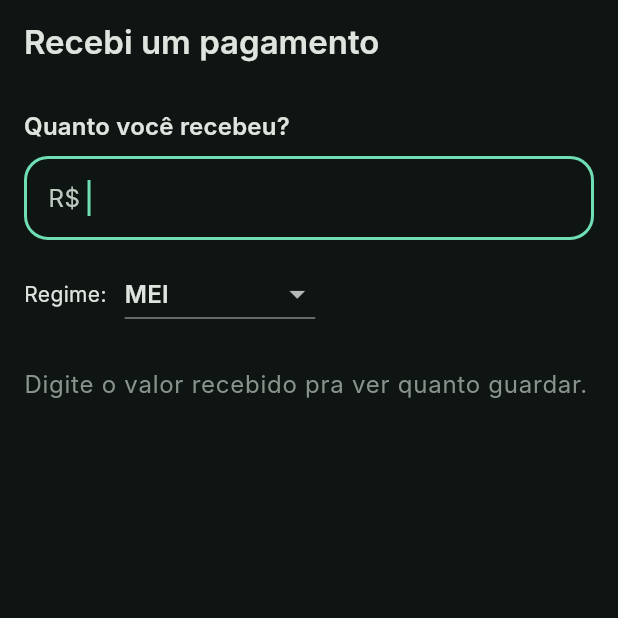
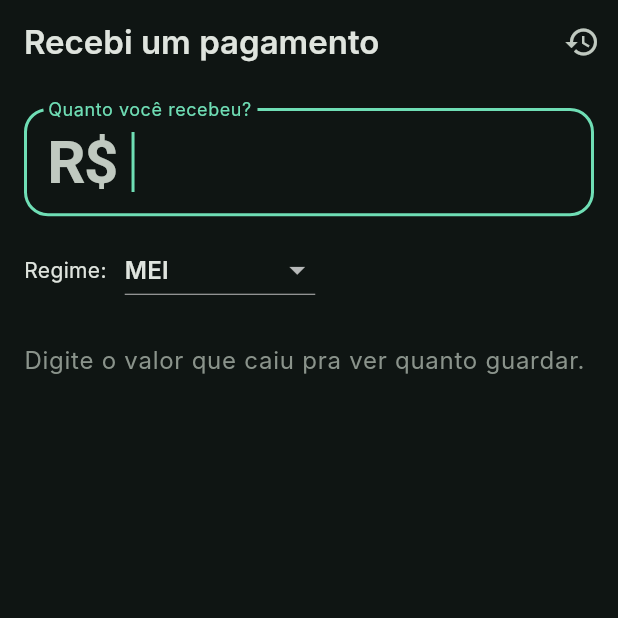
Before and after one commit to 4yu-apps/quanto-cobro, a Flutter app: the ReservaScreen screen opened by its route, on a phone screen of 412 x 824 dp, the top half of it. Run offline on Flutter 3.47's test engine with Material 3 defaults, Android fonts, the phone set to English and light mode, and no system bars; our stand-ins replace flutter_riverpod, go_router, shared_preferences; accounts and stored records are empty; Roboto replaces fonts that are missing (Inter, Sora).

Commit message:
feat(ui): reskin Resultado/Reserva/Simulador + tela Historico de reservas + MoneyField
MoneyField (campo grande Sora) em reserva/simulador. Resultado com count-up no heroi, Divisao com enfase, faixa de ano, copy 'esse e o seu piso'. Reserva com copy 'RESERVE PRO LEAO', barra colapsada, salvar-no-historico e acesso ao Historico. Simulador com Divisao do projeto. Nova tela Historico (total do mes + lista) fechando o loop de habito (IA 2.12). analyze 0 issues, testes verdes.

Co-Authored-By: Claude Opus 4.8 (1M context) <noreply@anthropic.com>

```diff
--- a/lib/app/router.dart
+++ b/lib/app/router.dart
@@ -4,6 +4,7 @@ import '../core/model/perfil.dart';
 import '../features/calc/calc_screen.dart';
 import '../features/config/config_screen.dart';
 import '../features/detalhe/detalhe_screen.dart';
+import '../features/historico/historico_screen.dart';
 import '../features/legal/legal_screen.dart';
 import '../features/onboarding/onboarding_screen.dart';
 import '../features/painel/painel_screen.dart';
@@ -34,6 +35,7 @@ GoRouter createAppRouter({String initialLocation = Routes.painel}) {
       GoRoute(path: Routes.config, builder: (_, _) => const ConfigScreen()),
       GoRoute(path: Routes.pro, builder: (_, _) => const ProScreen()),
       GoRoute(path: Routes.legal, builder: (_, _) => const LegalScreen()),
+      GoRoute(path: Routes.historico, builder: (_, _) => const HistoricoScreen()),
     ],
   );
 }
--- a/lib/app/routes.dart
+++ b/lib/app/routes.dart
@@ -12,4 +12,5 @@ abstract final class Routes {
   static const String config = '/config';
   static const String pro = '/pro';
   static const String legal = '/legal';
+  static const String historico = '/historico';
 }
--- /dev/null
+++ b/lib/core/ui/money_field.dart
@@ -0,0 +1,49 @@
+import 'package:flutter/material.dart';
+import 'package:flutter/services.dart';
+
+import '../theme/app_typography.dart';
+
+/// Campo de valor monetário grande (DS §6.5). Teclado numérico, valor em Sora
+/// (`value.display`, tabular), microcopy de ajuda/erro humana.
+class MoneyField extends StatelessWidget {
+  const MoneyField({
+    super.key,
+    required this.controller,
+    required this.label,
+    this.prefix,
+    this.suffix,
+    this.errorText,
+    this.helper,
+    this.onChanged,
+    this.autofocus = false,
+  });
+
+  final TextEditingController controller;
+  final String label;
+  final String? prefix;
+  final String? suffix;
+  final String? errorText;
+  final String? helper;
+  final ValueChanged<String>? onChanged;
+  final bool autofocus;
+
+  @override
+  Widget build(BuildContext context) {
+    return TextField(
+      controller: controller,
+      keyboardType: TextInputType.number,
+      autofocus: autofocus,
+      inputFormatters: <TextInputFormatter>[FilteringTextInputFormatter.digitsOnly],
+      style: AppType.valueDisplay.copyWith(color: Theme.of(context).colorScheme.onSurface),
+      onChanged: onChanged,
+      decoration: InputDecoration(
+        labelText: label,
+        prefixText: prefix,
+        suffixText: suffix,
+        errorText: errorText,
+        helperText: helper,
+        helperMaxLines: 3,
+      ),
+    );
+  }
+}
--- a/lib/features/reserva/reserva_screen.dart
+++ b/lib/features/reserva/reserva_screen.dart
@@ -1,18 +1,24 @@
 import 'package:flutter/material.dart';
-import 'package:flutter/services.dart';
 import 'package:flutter_riverpod/flutter_riverpod.dart';
+import 'package:go_router/go_router.dart';
 
+import '../../app/routes.dart';
 import '../../core/calc/calc_engine.dart';
+import '../../core/calc/tax_tables.dart';
 import '../../core/common/money.dart';
 import '../../core/model/regime.dart';
+import '../../core/model/reserva_entry.dart';
 import '../../core/providers.dart';
 import '../../core/theme/app_typography.dart';
 import '../../core/theme/divisao_colors.dart';
+import '../../core/theme/tokens.dart';
 import '../../core/ui/estimativa_seal.dart';
+import '../../core/ui/money_field.dart';
+import '../../core/ui/stale_banner.dart';
 
 /// Reserva por pagamento (Blueprint §5.5) — o CAMINHO DE OURO (uso recorrente).
-/// Resultado ao vivo, sem botão "calcular". Regime herdado do perfil, editável
-/// pontualmente. Estados: campo vazio (sem resultado) · valor válido.
+/// Resultado ao vivo, sem botão "calcular". Regime herdado do perfil. Pode
+/// salvar no histórico (gancho de hábito).
 class ReservaScreen extends ConsumerStatefulWidget {
   const ReservaScreen({super.key});
 
@@ -32,30 +38,13 @@ class _ReservaScreenState extends ConsumerState<ReservaScreen> {
 
   int _digits(String s) => int.tryParse(s.replaceAll(RegExp(r'[^0-9]'), '')) ?? 0;
 
-  Widget _legenda(BuildContext context, Color color, String label, double valor) {
-    return Row(
-      mainAxisSize: MainAxisSize.min,
-      children: <Widget>[
-        Container(
-          width: 12,
-          height: 12,
-          decoration: BoxDecoration(color: color, borderRadius: BorderRadius.circular(3)),
-        ),
-        const SizedBox(width: 6),
-        Text('$label ${moneyBRL(valor)}', style: Theme.of(context).textTheme.labelLarge),
-      ],
-    );
-  }
-
   @override
   Widget build(BuildContext context) {
     final ThemeData theme = Theme.of(context);
     final DivisaoColors d = theme.extension<DivisaoColors>()!;
 
-    // Regime padrão herdado do perfil salvo (editável pontualmente aqui).
     final ProfileState st = ref.watch(profileProvider);
-    final RegimeId regimeBase =
-        st is ProfileReady ? (st).perfil.regime : RegimeId.mei;
+    final RegimeId regimeBase = st is ProfileReady ? st.perfil.regime : RegimeId.mei;
     final RegimeId regime = _regime ?? regimeBase;
 
     final int amount = _digits(_valor.text);
@@ -63,25 +52,31 @@ class _ReservaScreenState extends ConsumerState<ReservaScreen> {
     final ReservaResult? res = temValor ? computeReserva(amount.toDouble(), regime) : null;
 
     return Scaffold(
-      appBar: AppBar(title: const Text('Recebi um pagamento')),
+      appBar: AppBar(
+        title: const Text('Recebi um pagamento'),
+        actions: <Widget>[
+          IconButton(
+            icon: const Icon(Icons.history),
+            tooltip: 'Histórico',
+            onPressed: () => context.push(Routes.historico),
+          ),
+        ],
+      ),
       body: ListView(
-        padding: const EdgeInsets.all(16),
+        padding: const EdgeInsets.all(Space.x4),
         children: <Widget>[
-          Text('Quanto você recebeu?', style: theme.textTheme.titleMedium),
-          const SizedBox(height: 8),
-          TextField(
+          MoneyField(
             controller: _valor,
-            keyboardType: TextInputType.number,
+            label: 'Quanto você recebeu?',
+            prefix: r'R$ ',
             autofocus: true,
-            inputFormatters: <TextInputFormatter>[FilteringTextInputFormatter.digitsOnly],
-            decoration: const InputDecoration(prefixText: r'R$ '),
             onChanged: (_) => setState(() {}),
           ),
-          const SizedBox(height: 12),
+          const SizedBox(height: Space.x3),
           Row(
             children: <Widget>[
               Text('Regime:', style: theme.textTheme.bodyMedium),
-              const SizedBox(width: 12),
+              const SizedBox(width: Space.x3),
               DropdownButton<RegimeId>(
                 value: regime,
                 onChanged: (RegimeId? v) => setState(() => _regime = v),
@@ -92,46 +87,81 @@ class _ReservaScreenState extends ConsumerState<ReservaScreen> {
               ),
             ],
           ),
-          const SizedBox(height: 24),
+          const SizedBox(height: Space.x6),
           if (res == null)
-            Text('Digite o valor recebido pra ver quanto guardar.',
+            Text('Digite o valor que caiu pra ver quanto guardar.',
                 style: theme.textTheme.bodyLarge?.copyWith(color: theme.colorScheme.outline))
           else ...<Widget>[
-            Text('RESERVE PARA IMPOSTO', style: theme.textTheme.labelLarge),
-            const SizedBox(height: 4),
+            Text('RESERVE PRO LEÃO',
+                style: theme.textTheme.labelLarge?.copyWith(color: theme.colorScheme.onSurfaceVariant)),
+            const SizedBox(height: Space.x1),
             Text(moneyBRL(res.reserva), style: AppType.valueHero.copyWith(color: d.reserva)),
-            const SizedBox(height: 4),
+            const SizedBox(height: Space.x1),
             Text('Sobra pra usar: ${moneyBRL(res.sobra)}', style: theme.textTheme.bodyLarge),
-            const SizedBox(height: 8),
-            Text('${res.pct}% do que entrou é do leão, o resto é seu.',
-                style: theme.textTheme.bodyMedium?.copyWith(color: d.reserva)),
-            const SizedBox(height: 16),
+            const SizedBox(height: Space.x4),
             // Barra colapsada: Reserva x Sobra (DS §6.2).
             ClipRRect(
-              borderRadius: BorderRadius.circular(8),
+              borderRadius: const BorderRadius.all(Radii.sm),
               child: SizedBox(
-                height: 18,
+                height: 20,
                 child: Row(
                   children: <Widget>[
                     Expanded(flex: res.reserva, child: ColoredBox(color: d.reserva)),
+                    const SizedBox(width: 2),
                     Expanded(flex: res.sobra.round(), child: ColoredBox(color: d.lucro)),
                   ],
                 ),
               ),
             ),
-            const SizedBox(height: 8),
+            const SizedBox(height: Space.x2),
             Row(
               children: <Widget>[
                 _legenda(context, d.reserva, 'Reserva', res.reserva.toDouble()),
-                const SizedBox(width: 16),
+                const SizedBox(width: Space.x4),
                 _legenda(context, d.lucro, 'Sobra', res.sobra),
               ],
             ),
-            const SizedBox(height: 24),
+            const SizedBox(height: Space.x4),
+            FilledButton.tonal(
+              onPressed: () {
+                ref.read(reservaHistoryProvider.notifier).add(
+                      ReservaEntry(
+                        valor: amount.toDouble(),
+                        reserva: res.reserva,
+                        regimeTag: Regime.of(regime).tag,
+                        at: DateTime.now(),
+                      ),
+                    );
+                ScaffoldMessenger.of(context).showSnackBar(
+                  const SnackBar(content: Text('Guardado no histórico')),
+                );
+              },
+              child: const Text('Salvar no histórico'),
+            ),
+            const SizedBox(height: Space.x4),
+            if (tabelasDefasadas(DateTime.now())) ...<Widget>[
+              StaleBanner(ano: kTabelasAno),
+              const SizedBox(height: Space.x3),
+            ],
             const EstimativaSeal(short: true),
           ],
         ],
       ),
     );
   }
+
+  Widget _legenda(BuildContext context, Color color, String label, double valor) {
+    return Row(
+      mainAxisSize: MainAxisSize.min,
+      children: <Widget>[
+        Container(
+          width: 12,
+          height: 12,
+          decoration: BoxDecoration(color: color, borderRadius: BorderRadius.circular(3)),
+        ),
+        const SizedBox(width: Space.x2),
+        Text('$label ${moneyBRL(valor)}', style: Theme.of(context).textTheme.labelLarge),
+      ],
+    );
+  }
 }
```
Also changed, not shown: lib/features/historico/historico_screen.dart (added, +74 -0 lines), lib/features/resultado/resultado_screen.dart (+52 -23 lines), lib/features/simulador/simulador_screen.dart (+34 -39 lines).
